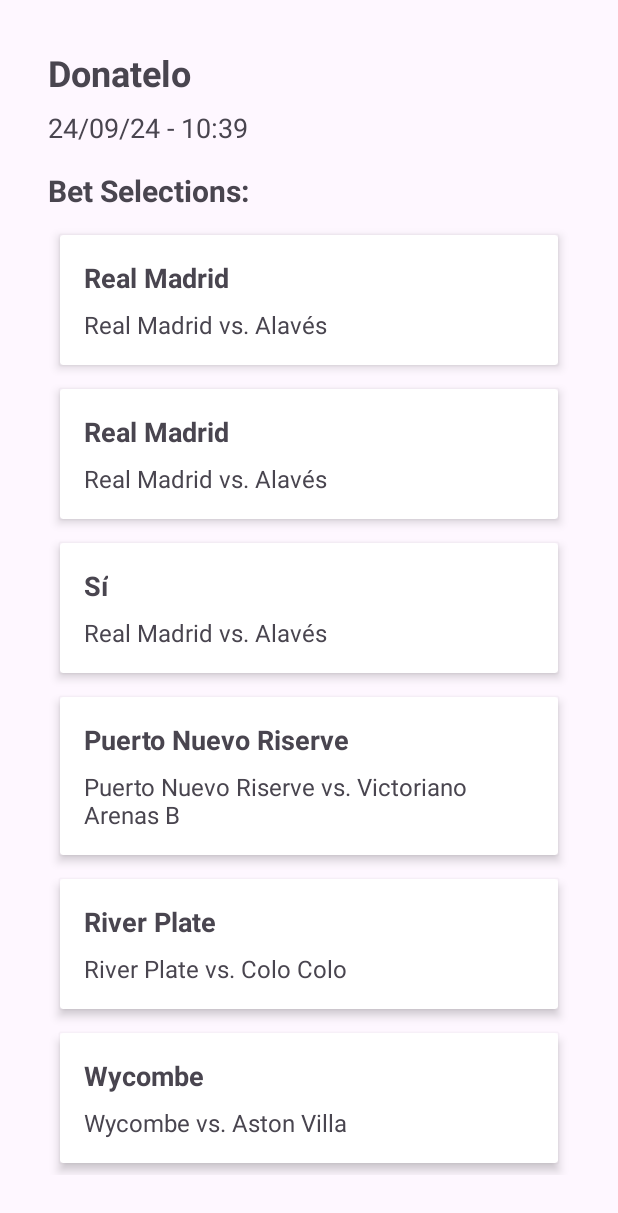
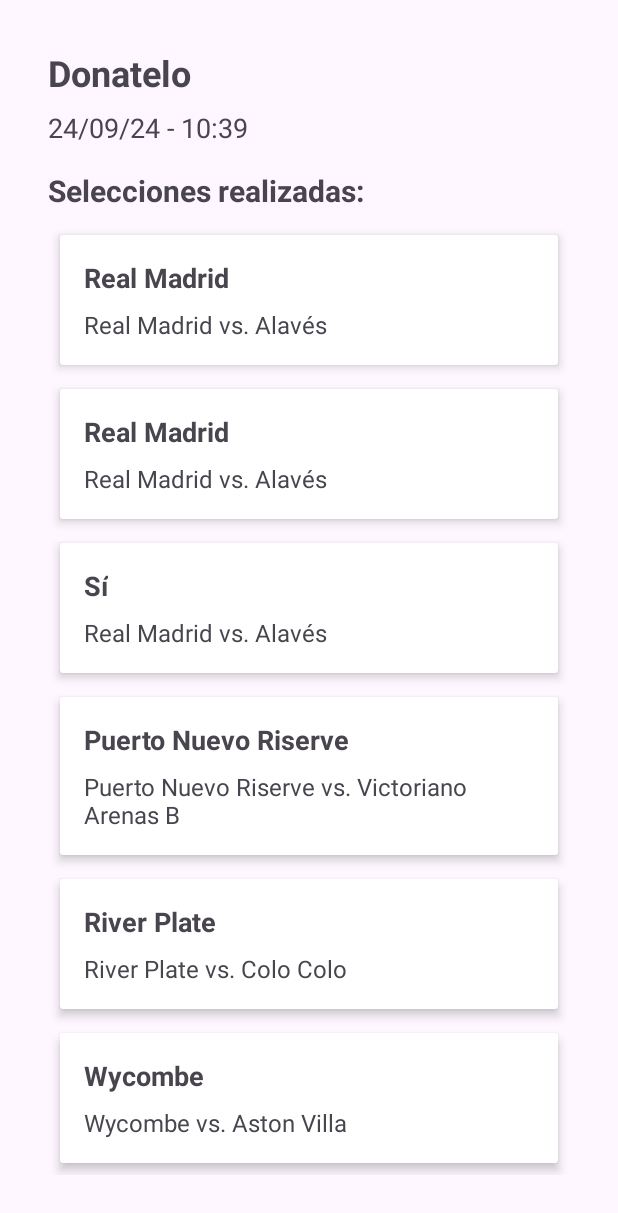
Before and after one commit to FreddyRobert17/apuesta-total, an Android app: the screen it shows after launch (BetsHistoryActivity), after a tap on an icon or button, on a phone screen of 412 x 824 dp. Shown: the top 1213 px of the screen. Run offline under Robolectric (Android 15) with nearby library versions, the phone set to English and light mode, and no system bars.

```diff
--- a/app/src/main/res/layout/fragment_bet_detail.xml
+++ b/app/src/main/res/layout/fragment_bet_detail.xml
@@ -25,7 +25,7 @@
         android:id="@+id/tvBetSelectionsTitle"
         android:layout_width="wrap_content"
         android:layout_height="wrap_content"
-        android:text="Bet Selections:"
+        android:text="Selecciones realizadas:"
         android:textSize="20sp"
         android:textStyle="bold"
         android:layout_marginTop="16dp"/>
```
Also changed, not shown: app/src/main/res/layout/fragment_bets_history.xml (+10 -2 lines), app/src/main/res/drawable/logo.png (added).
